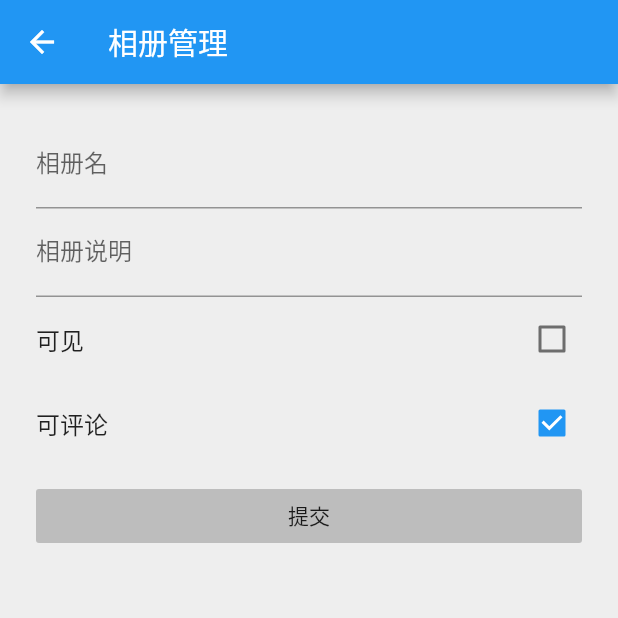
After one commit to hanyingzhong/fms_flutter, a Flutter app: the CategoriesManagePage screen opened directly, after a tap on "可见", on a phone screen of 412 x 824 dp, the top half of it. The commit adds this screen. Run offline on Flutter 3.47's test engine with Material 2 defaults, Android fonts, the phone set to English and light mode, and no system bars; our stand-ins replace cached_network_image, cookie_jar, dio, dio_cookie_manager, flutter_swiper, fluttertoast and 5 more; missing offline and left inert: flustars, flutter_absolute_path, multi_image_picker, network_to_file_image, open_iconic_flutter, screen; accounts and stored records are empty; network calls fail; statements that could not run were skipped.

Commit message:
add create category page..

```diff
--- /dev/null
+++ b/lib/page/categories_add.dart
@@ -0,0 +1,112 @@
+import 'package:flutter/material.dart';
+import 'package:fms_flutter/provider/devicemgr_model.dart';
+import 'package:get/get.dart';
+
+enum CategoriesManageType { Edit, Create, Delete }
+
+class CategoriesManagePage extends StatefulWidget {
+  CategoriesManagePage({CategoriesManageType type, int parent});
+
+  @override
+  _CategoriesManagePageState createState() => _CategoriesManagePageState();
+}
+
+class _CategoriesManagePageState extends State<CategoriesManagePage> {
+  final _formKey = GlobalKey<FormState>();
+  bool visible = true;
+  bool commnetable = true;
+
+  validate() {
+    if (true == _formKey.currentState.validate()) {}
+  }
+
+  resetForm() {
+    _formKey.currentState.reset();
+  }
+
+  @override
+  Widget build(BuildContext context) {
+    return Scaffold(
+      resizeToAvoidBottomPadding: false,
+      backgroundColor: Colors.grey[200],
+      appBar: AppBar(
+        title: Text("相册管理"),
+      ),
+      body: Container(
+        padding: const EdgeInsets.all(24.0),
+        child: Form(
+          key: _formKey,
+          child: Column(
+            children: <Widget>[
+              TextFormField(
+                initialValue: '',
+                validator: null,
+                onChanged: (v) => Get.find<DeviceLoginInfo>().deviceName = v,
+                decoration: InputDecoration(
+                  labelText: "相册名",
+                ),
+              ),
+              TextFormField(
+                initialValue: '',
+                validator: null,
+                onChanged: (v) => Get.find<DeviceLoginInfo>().loginUser = v,
+                decoration: InputDecoration(
+                  labelText: "相册说明",
+                ),
+              ),
+              CheckboxListTile(
+                //secondary: const Icon(Icons.shutter_speed),
+                contentPadding: EdgeInsets.all(0),
+                title: const Text('可见'),
+                value: this.visible,
+                onChanged: (bool value) {
+                  setState(() {
+                    this.visible = !this.visible;
+                  });
+                },
+              ),
+              CheckboxListTile(
+                //secondary: const Icon(Icons.shutter_speed),
+                contentPadding: EdgeInsets.all(0),
+                title: const Text('可评论'),
+                value: this.commnetable,
+                onChanged: (bool value) {
+                  setState(() {
+                    this.commnetable = !this.commnetable;
+                  });
+                },
+              ),
+              // Row(
+              //   crossAxisAlignment: CrossAxisAlignment.start,
+              //   mainAxisAlignment: MainAxisAlignment.spaceEvenly,
+              //   mainAxisSize: MainAxisSize.max,
+              //   textDirection: TextDirection.ltr,
+              //   verticalDirection: VerticalDirection.down,
+              //   children: <Widget>[
+              //     Container(
+              //       color: Color(0xFFFF0000),
+              //       child: Text(
+              //         "Text1",
+              //         style: TextStyle(fontSize: 30.0),
+              //       ),
+              //     ),
+              //   ],
+              // ),
+              Padding(
+                padding: const EdgeInsets.fromLTRB(0.0, 10.0, 0.0, 0.0),
+                child: Container(
+                  width: Get.width,
+                  child: FlatButton(
+                    color: Colors.grey[400],
+                    onPressed: validate,
+                    child: Text("提交"),
+                  ),
+                ),
+              ),
+            ],
+          ),
+        ),
+      ),
+    );
+  }
+}
--- a/lib/page/categories_page.dart
+++ b/lib/page/categories_page.dart
@@ -1,12 +1,14 @@
 import 'dart:io';
 import 'package:flutter/material.dart';
 import 'package:fms_flutter/config/color.dart';
+import 'package:fms_flutter/page/categories_add.dart';
 import 'package:fms_flutter/page/category_detail_page.dart';
 import 'package:fms_flutter/provider/categories_model.dart';
 import 'package:fms_flutter/repository/repo_categories.dart';
 import 'package:fms_flutter/util/navigator_manager.dart';
 import 'package:fms_flutter/widget/loading_container.dart';
 import 'package:fms_flutter/widget/provider_widget.dart';
+import 'package:get/get.dart';
 import 'package:pull_to_refresh/pull_to_refresh.dart';
 //import 'package:path_provider/path_provider.dart';
 import 'package:path/path.dart' as p;
@@ -49,8 +51,16 @@ class _PhotoCategoriesPageState extends State<PhotoCategoriesPage>
                       },
                     ),
                     IconButton(
+                      icon: Icon(Icons.add),
+                      tooltip: "创建相册",
+                      onPressed: () {
+                        Get.to(CategoriesManagePage(
+                            type: CategoriesManageType.Create));
+                      },
+                    ),
+                    IconButton(
                       icon: Icon(Icons.link),
-                      tooltip: "创建相册",
+                      tooltip: "...",
                       onPressed: () async {
                         await _popupMenu(context, model);
                       },
@@ -124,7 +134,8 @@ class _PhotoCategoriesPageState extends State<PhotoCategoriesPage>
 
     if (result != null && result == 'createCategory') {
       print('createCategory');
-      model.add(name: 'ddddd');
+      //model.add(name: 'ddddd');
+      Get.to(CategoriesManagePage(type: CategoriesManageType.Create));
     }
     if (result != null && result == 'getList') {
       print('createCategory');
```
